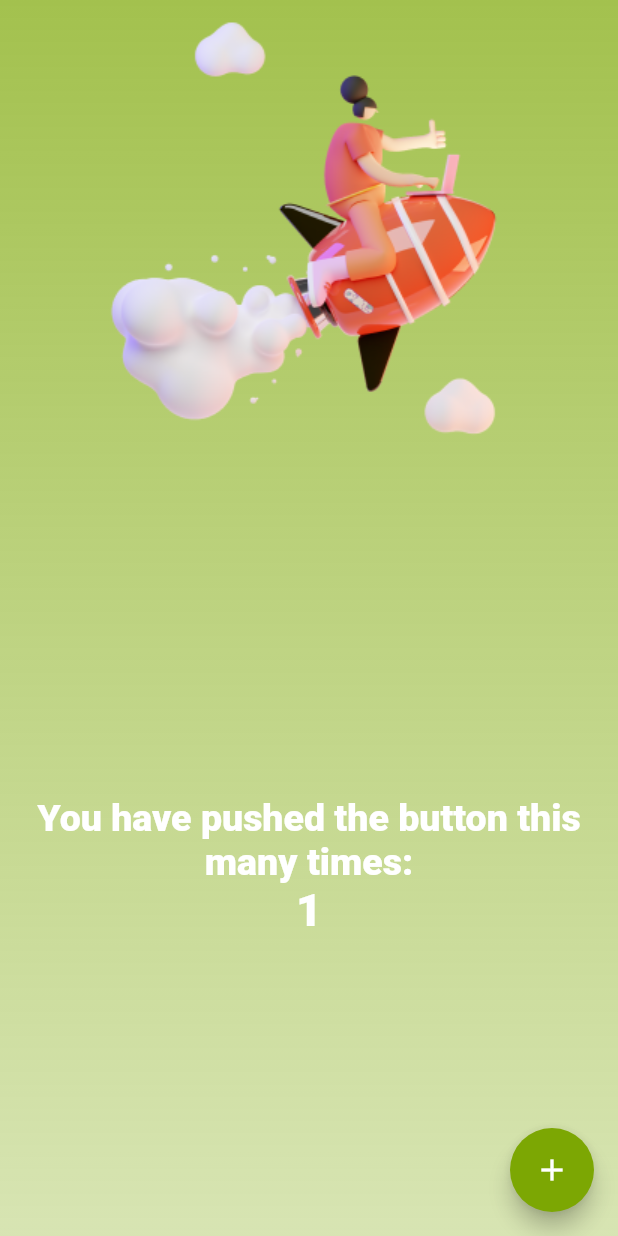
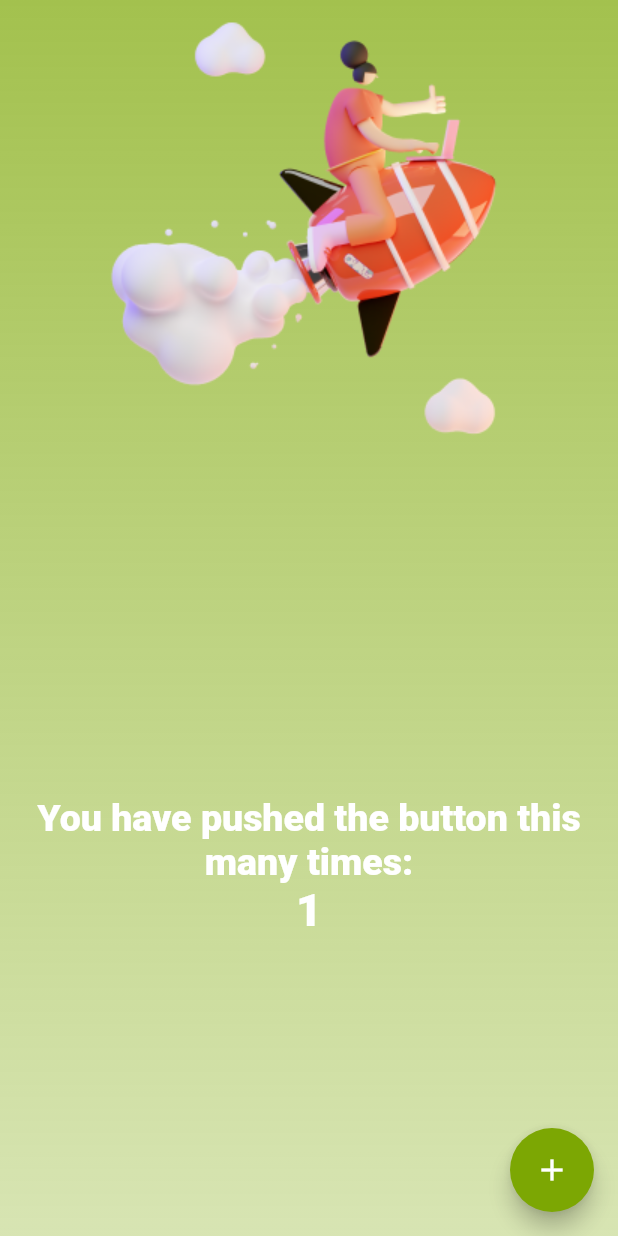
Before and after one commit to conqlabo/ztory_app, a Flutter app: the screen it shows after launch, after a tap on the "add" icon, on a phone screen of 412 x 824 dp. Run offline on Flutter 3.47's test engine with Material 2 defaults, Android fonts, the phone set to English and light mode, and no system bars; our stand-ins replace firebase_core; accounts and stored records are empty.

```diff
--- a/lib/main.dart
+++ b/lib/main.dart
@@ -1,10 +1,7 @@
 import 'package:flutter/material.dart';
 import 'package:quick_ztory/core/core.dart';
-import 'package:quick_ztory/widgets/animated_image.dart';
 
-void main() {
-  runApp(const ZtoryApp());
-}
+void main() => runApp(const ZtoryApp());
 
 class ZtoryApp extends StatelessWidget {
   const ZtoryApp({super.key});
@@ -17,13 +14,18 @@ class ZtoryApp extends StatelessWidget {
       theme: ThemeData(
         primarySwatch: Colors.blue,
       ),
-      home: const MyHomePage(),
+      home: const MyHomePage(title: 'Ztory'),
     );
   }
 }
 
 class MyHomePage extends StatefulWidget {
-  const MyHomePage({super.key});
+  const MyHomePage({
+    Key? key,
+    required this.title,
+  }) : super(key: key);
+
+  final String title;
 
   @override
   State<MyHomePage> createState() => _MyHomePageState();
@@ -41,25 +43,30 @@ class _MyHomePageState extends State<MyHomePage> {
   @override
   Widget build(BuildContext context) {
     final topPadding = MediaQuery.of(context).padding.top;
-    return Container(
+    return Scaffold(
+      backgroundColor: Colors.transparent,
+      body: Container(
         decoration: BoxDecoration(
           gradient: LinearGradient(colors: [
             AppColors.primaryColor.withOpacity(.7),
             AppColors.primaryColor.withOpacity(.3),
           ], begin: Alignment.topCenter, end: Alignment.bottomCenter),
         ),
-      child: Scaffold(
-        backgroundColor: Colors.transparent,
-        body: SizedBox(
+        child: SizedBox(
           width: double.infinity,
           child: Column(
             children: [
               SizedBox(height: topPadding),
               const SizedBox(height: 10),
-              AnimatedImage(
-                image: Image.asset(
+              Stack(
+                children: [
+                  Image.asset(
                     Assets.cloudsImage,
                   ),
+                  Image.asset(
+                    Assets.rocketPersonImage,
+                  ),
+                ],
               ),
               const Spacer(),
               const Text(
@@ -84,13 +91,13 @@ class _MyHomePageState extends State<MyHomePage> {
             ],
           ),
         ),
+      ),
       floatingActionButton: FloatingActionButton(
         onPressed: _incrementCounter,
         tooltip: 'Increment',
         backgroundColor: AppColors.primaryColor,
         child: const Icon(Icons.add),
       ), //
-      ),
     );
   }
 }
```
Lines whose indentation alone changed are shown as unchanged.
